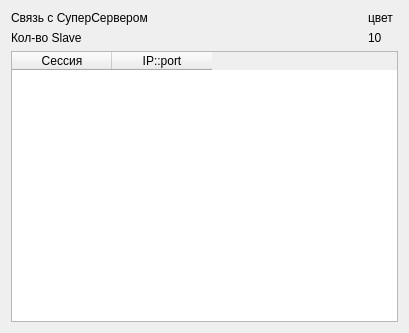
RamilGauss/multiplayer, file Developer/Source/MasterForm.ui: the form before one commit.
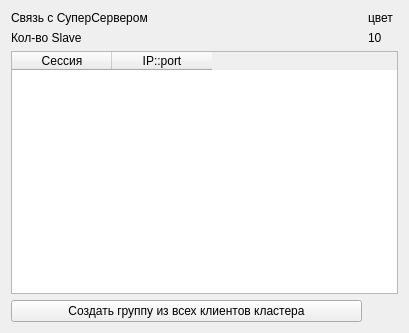
The form after the commit.

```diff
--- a/Developer/Source/MasterForm.ui
+++ b/Developer/Source/MasterForm.ui
@@ -80,6 +80,13 @@
      </column>
     </widget>
    </item>
+   <item row="3" column="0">
+    <widget class="QPushButton" name="bCreateGroup">
+     <property name="text">
+      <string>Создать группу из всех клиентов кластера</string>
+     </property>
+    </widget>
+   </item>
   </layout>
  </widget>
  <resources/>
```
